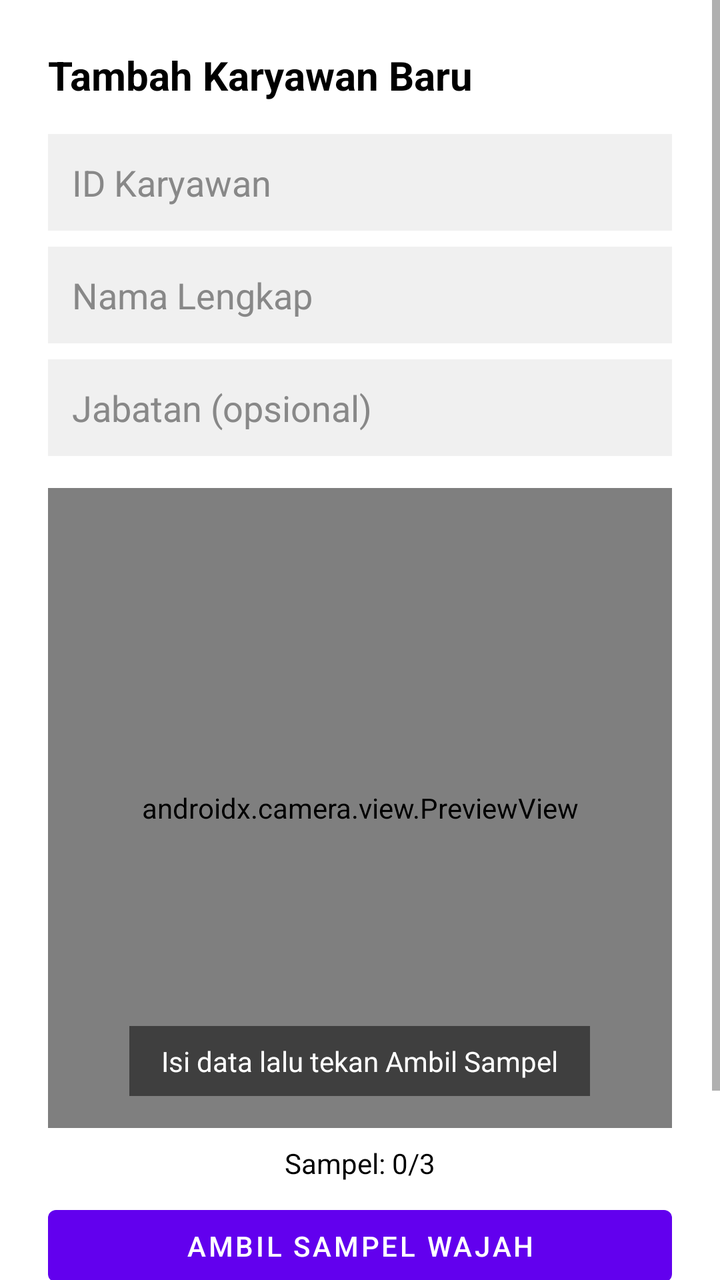
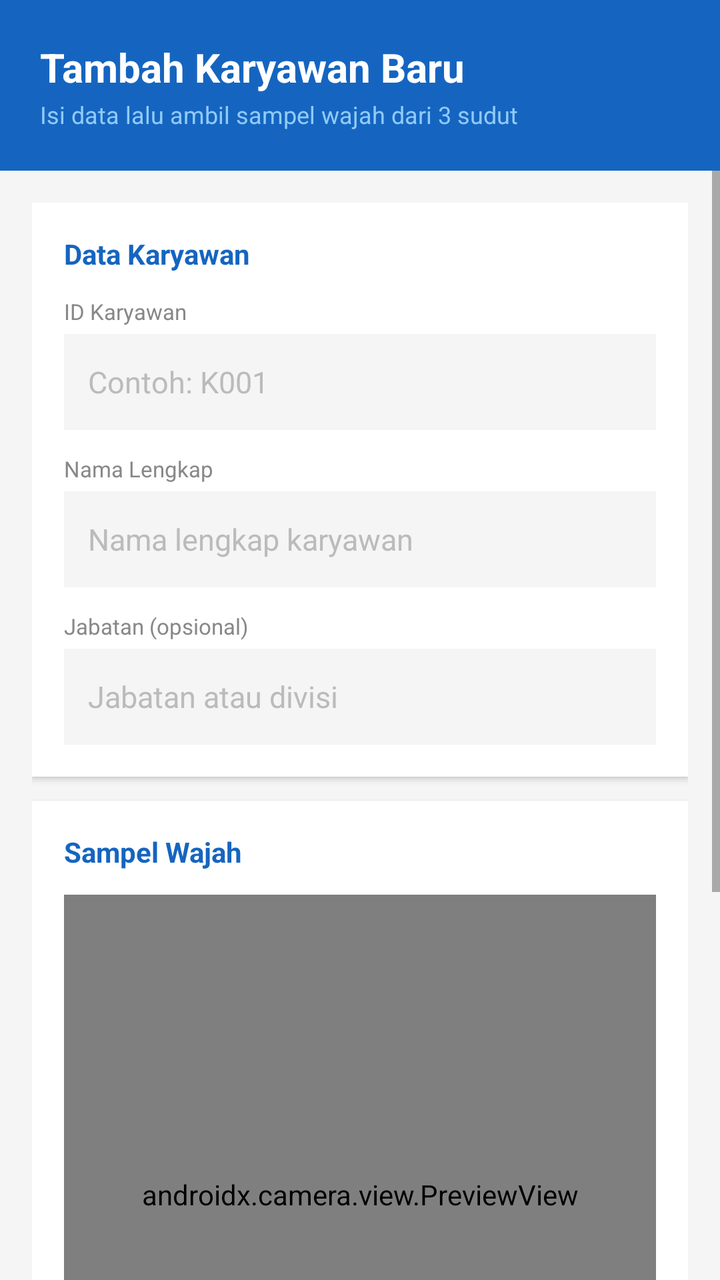

Before-and-after screenshots of an Android layout around one commit, followed by the original layout XML and the change that was made.
<!-- AndroidManifest.xml: application theme Theme.TerminalAbsensi -->
<!-- res/layout/activity_tambah_karyawan.xml -->
<?xml version="1.0" encoding="utf-8"?>
<ScrollView xmlns:android="http://schemas.android.com/apk/res/android"
    android:layout_width="match_parent"
    android:layout_height="match_parent"
    android:background="@android:color/white">

    <LinearLayout
        android:layout_width="match_parent"
        android:layout_height="wrap_content"
        android:orientation="vertical"
        android:padding="24dp">

        <TextView
            android:layout_width="wrap_content"
            android:layout_height="wrap_content"
            android:text="Tambah Karyawan Baru"
            android:textSize="20sp"
            android:textStyle="bold"
            android:textColor="@android:color/black"
            android:layout_marginBottom="16dp" />

        <EditText
            android:id="@+id/etIdKaryawan"
            android:layout_width="match_parent"
            android:layout_height="wrap_content"
            android:hint="ID Karyawan"
            android:textColor="@android:color/black"
            android:textColorHint="#888888"
            android:background="#F0F0F0"
            android:padding="12dp"
            android:inputType="text"
            android:layout_marginBottom="8dp" />

        <EditText
            android:id="@+id/etNama"
            android:layout_width="match_parent"
            android:layout_height="wrap_content"
            android:hint="Nama Lengkap"
            android:textColor="@android:color/black"
            android:textColorHint="#888888"
            android:background="#F0F0F0"
            android:padding="12dp"
            android:inputType="textPersonName"
            android:layout_marginBottom="8dp" />

        <EditText
            android:id="@+id/etJabatan"
            android:layout_width="match_parent"
            android:layout_height="wrap_content"
            android:hint="Jabatan (opsional)"
            android:textColor="@android:color/black"
            android:textColorHint="#888888"
            android:background="#F0F0F0"
            android:padding="12dp"
            android:inputType="text"
            android:layout_marginBottom="16dp" />

        <FrameLayout
            android:layout_width="match_parent"
            android:layout_height="320dp"
            android:background="@android:color/black">

            <androidx.camera.view.PreviewView
                android:id="@+id/previewView"
                android:layout_width="match_parent"
                android:layout_height="match_parent" />

            <TextView
                android:id="@+id/tvInstruksi"
                android:layout_width="wrap_content"
                android:layout_height="wrap_content"
                android:layout_gravity="bottom|center_horizontal"
                android:layout_margin="16dp"
                android:background="#80000000"
                android:paddingHorizontal="16dp"
                android:paddingVertical="8dp"
                android:text="Isi data lalu tekan Ambil Sampel"
                android:textColor="@android:color/white" />

        </FrameLayout>

        <TextView
            android:id="@+id/tvProgress"
            android:layout_width="match_parent"
            android:layout_height="wrap_content"
            android:text="Sampel: 0/3"
            android:textColor="@android:color/black"
            android:textAlignment="center"
            android:layout_marginTop="8dp" />

        <Button
            android:id="@+id/btnAmbilSampel"
            android:layout_width="match_parent"
            android:layout_height="wrap_content"
            android:text="Ambil Sampel Wajah"
            android:layout_marginTop="8dp" />

        <Button
            android:id="@+id/btnSimpan"
            android:layout_width="match_parent"
            android:layout_height="wrap_content"
            android:text="Simpan Karyawan"
            android:enabled="false"
            android:layout_marginTop="8dp"
            android:layout_marginBottom="24dp" />

    </LinearLayout>
</ScrollView>
<!-- resources referenced by this layout -->
<resources>
  <style name="Theme.TerminalAbsensi" parent="Theme.MaterialComponents.DayNight.DarkActionBar">
          
          <item name="colorPrimary">@color/purple_500</item>
          <item name="colorPrimaryVariant">@color/purple_700</item>
          <item name="colorOnPrimary">@color/white</item>
          
          <item name="colorSecondary">@color/teal_200</item>
          <item name="colorSecondaryVariant">@color/teal_700</item>
          <item name="colorOnSecondary">@color/black</item>
          
          <item name="android:statusBarColor">?attr/colorPrimaryVariant</item>
          
      </style>
  <color name="purple_500">#FF6200EE</color>
  <color name="purple_700">#FF3700B3</color>
  <color name="white">#FFFFFFFF</color>
  <color name="teal_200">#FF03DAC5</color>
  <color name="teal_700">#FF018786</color>
  <color name="black">#FF000000</color>
</resources>

<!-- the commit's change to res/layout/activity_tambah_karyawan.xml (unified diff, before → after) -->
@@ -1,14 +1,19 @@
 <?xml version="1.0" encoding="utf-8"?>
-<ScrollView xmlns:android="http://schemas.android.com/apk/res/android"
+<LinearLayout xmlns:android="http://schemas.android.com/apk/res/android"
     android:layout_width="match_parent"
     android:layout_height="match_parent"
-    android:background="@android:color/white">
-
+    android:orientation="vertical"
+    android:background="#F5F5F5">
+
+    
     <LinearLayout
         android:layout_width="match_parent"
         android:layout_height="wrap_content"
         android:orientation="vertical"
-        android:padding="24dp">
+        android:background="#1565C0"
+        android:paddingHorizontal="20dp"
+        android:paddingTop="20dp"
+        android:paddingBottom="20dp">
 
         <TextView
             android:layout_width="wrap_content"
@@ -16,93 +21,197 @@
             android:text="Tambah Karyawan Baru"
             android:textSize="20sp"
             android:textStyle="bold"
-            android:textColor="@android:color/black"
-            android:layout_marginBottom="16dp" />
-
-        <EditText
-            android:id="@+id/etIdKaryawan"
+            android:textColor="#FFFFFF" />
+
+        <TextView
+            android:layout_width="wrap_content"
+            android:layout_height="wrap_content"
+            android:text="Isi data lalu ambil sampel wajah dari 3 sudut"
+            android:textSize="12sp"
+            android:textColor="#90CAF9"
+            android:layout_marginTop="2dp" />
+
+    </LinearLayout>
+
+    <ScrollView
+        android:layout_width="match_parent"
+        android:layout_height="0dp"
+        android:layout_weight="1">
+
+        <LinearLayout
             android:layout_width="match_parent"
             android:layout_height="wrap_content"
-            android:hint="ID Karyawan"
-            android:textColor="@android:color/black"
-            android:textColorHint="#888888"
-            android:background="#F0F0F0"
-            android:padding="12dp"
-            android:inputType="text"
-            android:layout_marginBottom="8dp" />
-
-        <EditText
-            android:id="@+id/etNama"
-            android:layout_width="match_parent"
-            android:layout_height="wrap_content"
-            android:hint="Nama Lengkap"
-            android:textColor="@android:color/black"
-            android:textColorHint="#888888"
-            android:background="#F0F0F0"
-            android:padding="12dp"
-            android:inputType="textPersonName"
-            android:layout_marginBottom="8dp" />
-
-        <EditText
-            android:id="@+id/etJabatan"
-            android:layout_width="match_parent"
-            android:layout_height="wrap_content"
-            android:hint="Jabatan (opsional)"
-            android:textColor="@android:color/black"
-            android:textColorHint="#888888"
-            android:background="#F0F0F0"
-            android:padding="12dp"
-            android:inputType="text"
-            android:layout_marginBottom="16dp" />
-
-        <FrameLayout
-            android:layout_width="match_parent"
-            android:layout_height="320dp"
-            android:background="@android:color/black">
-
-            <androidx.camera.view.PreviewView
-                android:id="@+id/previewView"
+            android:orientation="vertical"
+            android:padding="16dp">
+
+            
+            <LinearLayout
                 android:layout_width="match_parent"
-                android:layout_height="match_parent" />
-
-            <TextView
-                android:id="@+id/tvInstruksi"
-                android:layout_width="wrap_content"
                 android:layout_height="wrap_content"
-                android:layout_gravity="bottom|center_horizontal"
-                android:layout_margin="16dp"
-                android:background="#80000000"
-                android:paddingHorizontal="16dp"
-                android:paddingVertical="8dp"
-                android:text="Isi data lalu tekan Ambil Sampel"
-                android:textColor="@android:color/white" />
-
-        </FrameLayout>
-
-        <TextView
-            android:id="@+id/tvProgress"
-            android:layout_width="match_parent"
-            android:layout_height="wrap_content"
-            android:text="Sampel: 0/3"
-            android:textColor="@android:color/black"
-            android:textAlignment="center"
-            android:layout_marginTop="8dp" />
-
-        <Button
-            android:id="@+id/btnAmbilSampel"
-            android:layout_width="match_parent"
-            android:layout_height="wrap_content"
-            android:text="Ambil Sampel Wajah"
-            android:layout_marginTop="8dp" />
-
-        <Button
-            android:id="@+id/btnSimpan"
-            android:layout_width="match_parent"
-            android:layout_height="wrap_content"
-            android:text="Simpan Karyawan"
-            android:enabled="false"
-            android:layout_marginTop="8dp"
-            android:layout_marginBottom="24dp" />
-
-    </LinearLayout>
-</ScrollView>
+                android:orientation="vertical"
+                android:background="#FFFFFF"
+                android:padding="16dp"
+                android:elevation="2dp"
+                android:layout_marginBottom="12dp">
+
+                <TextView
+                    android:layout_width="wrap_content"
+                    android:layout_height="wrap_content"
+                    android:text="Data Karyawan"
+                    android:textSize="14sp"
+                    android:textStyle="bold"
+                    android:textColor="#1565C0"
+                    android:layout_marginBottom="12dp" />
+
+                
+                <TextView
+                    android:layout_width="wrap_content"
+                    android:layout_height="wrap_content"
+                    android:text="ID Karyawan"
+                    android:textSize="11sp"
+                    android:textColor="#888888"
+                    android:layout_marginBottom="4dp" />
+
+                <EditText
+                    android:id="@+id/etIdKaryawan"
+                    android:layout_width="match_parent"
+                    android:layout_height="48dp"
+                    android:hint="Contoh: K001"
+                    android:textColor="#1A1A1A"
+                    android:textColorHint="#BBBBBB"
+                    android:textSize="15sp"
+                    android:background="#F5F5F5"
+                    android:paddingHorizontal="12dp"
+                    android:inputType="text"
+                    android:layout_marginBottom="12dp" />
+
+                
+                <TextView
+                    android:layout_width="wrap_content"
+                    android:layout_height="wrap_content"
+                    android:text="Nama Lengkap"
+                    android:textSize="11sp"
+                    android:textColor="#888888"
+                    android:layout_marginBottom="4dp" />
+
+                <EditText
+                    android:id="@+id/etNama"
+                    android:layout_width="match_parent"
+                    android:layout_height="48dp"
+                    android:hint="Nama lengkap karyawan"
+                    android:textColor="#1A1A1A"
+                    android:textColorHint="#BBBBBB"
+                    android:textSize="15sp"
+                    android:background="#F5F5F5"
+                    android:paddingHorizontal="12dp"
+                    android:inputType="textPersonName"
+                    android:layout_marginBottom="12dp" />
+
+                
+                <TextView
+                    android:layout_width="wrap_content"
+                    android:layout_height="wrap_content"
+                    android:text="Jabatan (opsional)"
+                    android:textSize="11sp"
+                    android:textColor="#888888"
+                    android:layout_marginBottom="4dp" />
+
+                <EditText
+                    android:id="@+id/etJabatan"
+                    android:layout_width="match_parent"
+                    android:layout_height="48dp"
+                    android:hint="Jabatan atau divisi"
+                    android:textColor="#1A1A1A"
+                    android:textColorHint="#BBBBBB"
+                    android:textSize="15sp"
+                    android:background="#F5F5F5"
+                    android:paddingHorizontal="12dp"
+                    android:inputType="text" />
+
+            </LinearLayout>
+
+            
+            <LinearLayout
+                android:layout_width="match_parent"
+                android:layout_height="wrap_content"
+                android:orientation="vertical"
+                android:background="#FFFFFF"
+                android:padding="16dp"
+                android:elevation="2dp"
+                android:layout_marginBottom="12dp">
+
+                <TextView
+                    android:layout_width="wrap_content"
+                    android:layout_height="wrap_content"
+                    android:text="Sampel Wajah"
+                    android:textSize="14sp"
+                    android:textStyle="bold"
+                    android:textColor="#1565C0"
+                    android:layout_marginBottom="12dp" />
+
+                
+                <FrameLayout
+                    android:layout_width="match_parent"
+                    android:layout_height="300dp"
+                    android:background="@android:color/black">
+
+                    <androidx.camera.view.PreviewView
+                        android:id="@+id/previewView"
+                        android:layout_width="match_parent"
+                        android:layout_height="match_parent" />
+
+                    <TextView
+                        android:id="@+id/tvInstruksi"
+                        android:layout_width="match_parent"
+                        android:layout_height="wrap_content"
+                        android:layout_gravity="bottom"
+                        android:background="#CC000000"
+                        android:paddingHorizontal="16dp"
+                        android:paddingVertical="10dp"
+                        android:text="Isi data lalu tekan Ambil Sampel"
+                        android:textColor="#FFFFFF"
+                        android:textSize="14sp"
+                        android:gravity="center" />
+
+                </FrameLayout>
+
+                
+                <TextView
+                    android:id="@+id/tvProgress"
+                    android:layout_width="match_parent"
+                    android:layout_height="wrap_content"
+                    android:text="Sampel: 0/3"
+                    android:textColor="#1565C0"
+                    android:textStyle="bold"
+                    android:textSize="14sp"
+                    android:gravity="center"
+                    android:layout_marginTop="12dp"
+                    android:layout_marginBottom="12dp" />
+
+                
+                <Button
+                    android:id="@+id/btnAmbilSampel"
+                    android:layout_width="match_parent"
+                    android:layout_height="48dp"
+                    android:text="Ambil Sampel Wajah"
+                    android:textSize="14sp"
+                    android:backgroundTint="#42A5F5"
+                    android:layout_marginBottom="8dp" />
+
+                
+                <Button
+                    android:id="@+id/btnSimpan"
+                    android:layout_width="match_parent"
+                    android:layout_height="48dp"
+                    android:text="Simpan Karyawan"
+                    android:textSize="14sp"
+                    android:textStyle="bold"
+                    android:backgroundTint="#2E7D32"
+                    android:enabled="false" />
+
+            </LinearLayout>
+
+        </LinearLayout>
+    </ScrollView>
+
+</LinearLayout>
